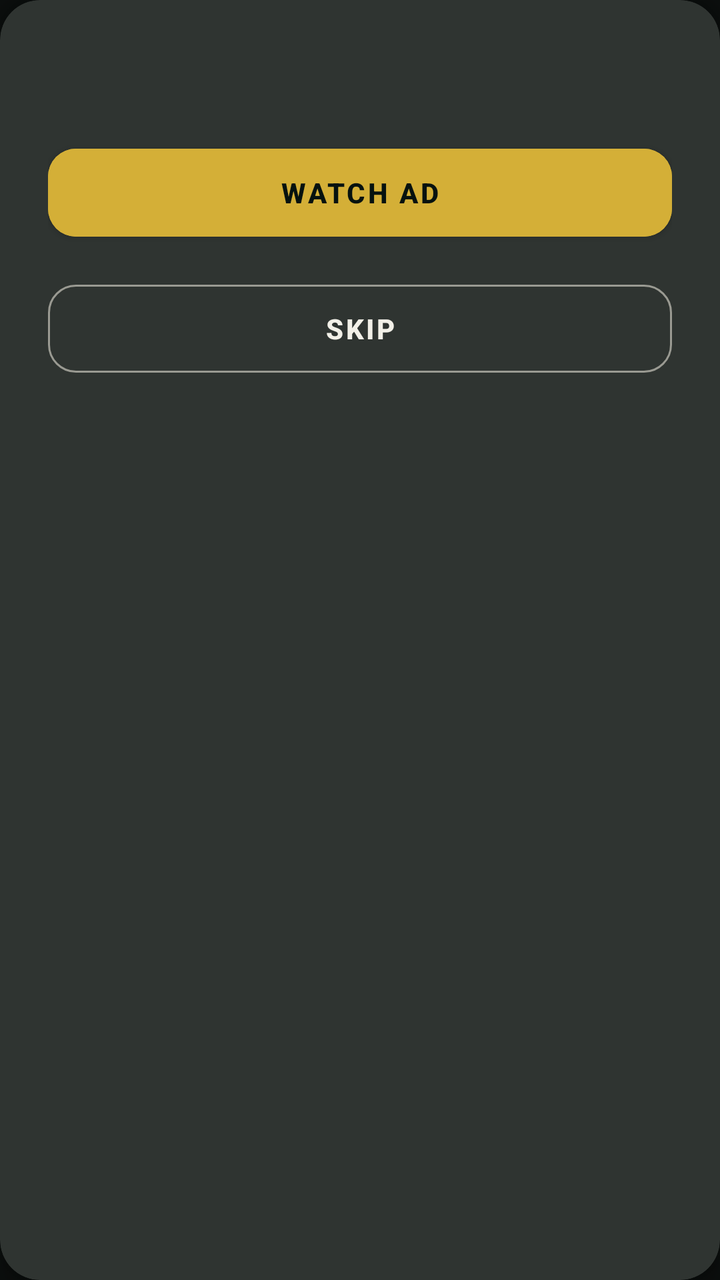
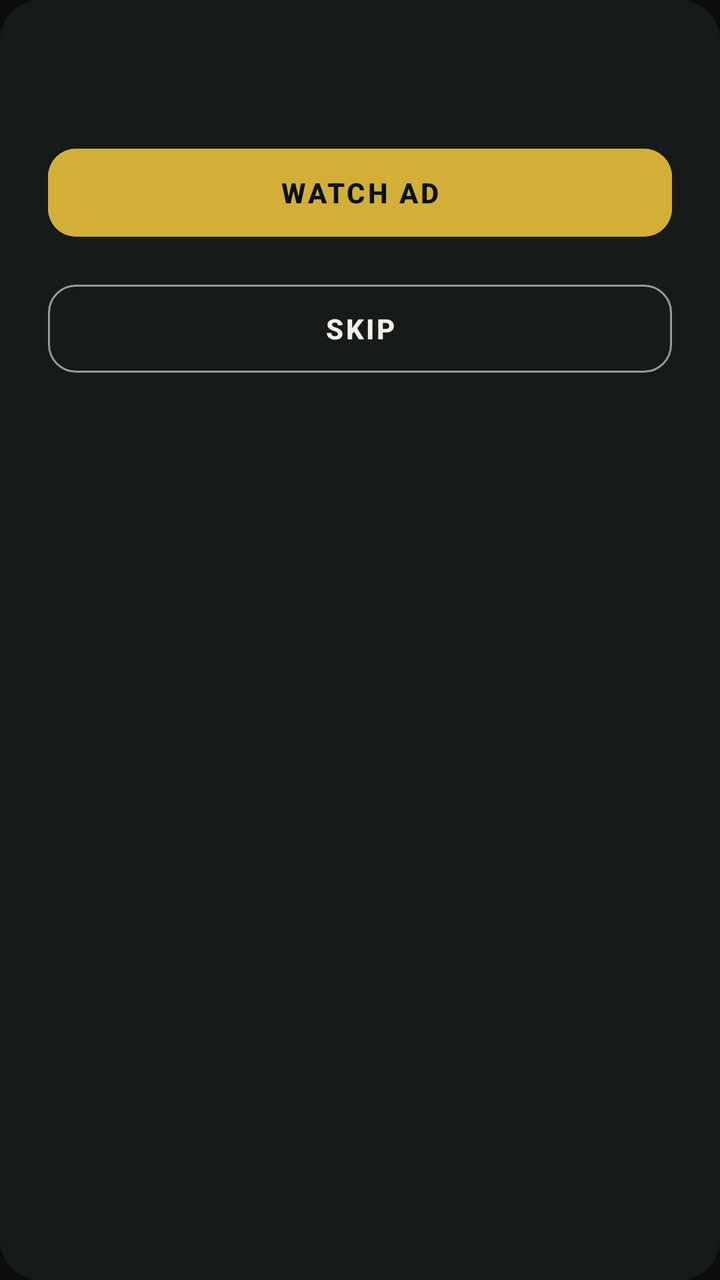

An Android layout rendered at two revisions. The XML below is the earlier revision; the diff shows what the commit changed to produce the second picture.
<!-- AndroidManifest.xml: application theme Theme.PakQuiz -->
<!-- res/layout/dialog_reward_choice.xml -->
<?xml version="1.0" encoding="utf-8"?>
<com.google.android.material.card.MaterialCardView xmlns:android="http://schemas.android.com/apk/res/android"
    xmlns:app="http://schemas.android.com/apk/res-auto"
    android:layout_width="match_parent"
    android:layout_height="wrap_content"
    app:cardCornerRadius="20dp"
    app:cardElevation="8dp"
    app:cardBackgroundColor="@color/surface">

    <LinearLayout
        android:layout_width="match_parent"
        android:layout_height="wrap_content"
        android:orientation="vertical"
        android:padding="24dp">

        <TextView
            android:id="@+id/dialogTitle"
            android:layout_width="match_parent"
            android:layout_height="wrap_content"
            android:gravity="center"
            android:textColor="@color/text_dark"
            android:textSize="18sp"
            android:textStyle="bold" />

        <com.google.android.material.button.MaterialButton
            android:id="@+id/watchAdButton"
            android:layout_width="match_parent"
            android:layout_height="56dp"
            android:layout_marginTop="20dp"
            android:text="WATCH AD"
            android:textColor="@color/primary_dark"
            android:textStyle="bold"
            android:backgroundTint="@color/accent"
            app:cornerRadius="14dp" />

        <com.google.android.material.button.MaterialButton
            android:id="@+id/skipButton"
            android:layout_width="match_parent"
            android:layout_height="56dp"
            android:layout_marginTop="12dp"
            android:text="SKIP"
            android:textColor="@color/text_dark"
            android:textStyle="bold"
            app:strokeColor="@color/text_muted"
            app:strokeWidth="1dp"
            app:cornerRadius="14dp"
            style="@style/Widget.MaterialComponents.Button.OutlinedButton" />

    </LinearLayout>

</com.google.android.material.card.MaterialCardView>
<!-- resources referenced by this layout -->
<resources>
  <color name="accent">#D4AF37</color>
  <color name="primary_dark">#06120F</color>
  <color name="surface">#161B19</color>
  <color name="text_dark">#F2F0E8</color>
  <color name="text_muted">#9A9A92</color>
  <style name="Theme.PakQuiz" parent="Theme.MaterialComponents.NoActionBar">
          <item name="colorPrimary">@color/primary</item>
          <item name="colorPrimaryDark">@color/primary_dark</item>
          <item name="colorAccent">@color/accent</item>
          <item name="colorSurface">@color/surface</item>
          <item name="colorOnSurface">@color/text_dark</item>
          <item name="android:colorBackground">@color/background</item>
          <item name="android:windowBackground">@color/background</item>
          <item name="android:statusBarColor">@color/primary_dark</item>
          <item name="android:textColorPrimary">@color/text_dark</item>
          <item name="android:textColorSecondary">@color/text_muted</item>
      </style>
  <color name="primary">#0F5C46</color>
  <color name="background">#0B0E0D</color>
</resources>

<!-- the commit's change to res/layout/dialog_reward_choice.xml (unified diff, before → after) -->
@@ -1,51 +1,43 @@
 <?xml version="1.0" encoding="utf-8"?>
-<com.google.android.material.card.MaterialCardView xmlns:android="http://schemas.android.com/apk/res/android"
+<LinearLayout xmlns:android="http://schemas.android.com/apk/res/android"
     xmlns:app="http://schemas.android.com/apk/res-auto"
     android:layout_width="match_parent"
     android:layout_height="wrap_content"
-    app:cardCornerRadius="20dp"
-    app:cardElevation="8dp"
-    app:cardBackgroundColor="@color/surface">
+    android:orientation="vertical"
+    android:padding="24dp"
+    android:background="@drawable/dialog_solid_bg">
 
-    <LinearLayout
+    <TextView
+        android:id="@+id/dialogTitle"
         android:layout_width="match_parent"
         android:layout_height="wrap_content"
-        android:orientation="vertical"
-        android:padding="24dp">
+        android:gravity="center"
+        android:textColor="@color/text_dark"
+        android:textSize="18sp"
+        android:textStyle="bold" />
 
-        <TextView
-            android:id="@+id/dialogTitle"
-            android:layout_width="match_parent"
-            android:layout_height="wrap_content"
-            android:gravity="center"
-            android:textColor="@color/text_dark"
-            android:textSize="18sp"
-            android:textStyle="bold" />
+    <com.google.android.material.button.MaterialButton
+        android:id="@+id/watchAdButton"
+        android:layout_width="match_parent"
+        android:layout_height="56dp"
+        android:layout_marginTop="20dp"
+        android:text="WATCH AD"
+        android:textColor="@color/primary_dark"
+        android:textStyle="bold"
+        android:backgroundTint="@color/accent"
+        app:cornerRadius="14dp" />
 
-        <com.google.android.material.button.MaterialButton
-            android:id="@+id/watchAdButton"
-            android:layout_width="match_parent"
-            android:layout_height="56dp"
-            android:layout_marginTop="20dp"
-            android:text="WATCH AD"
-            android:textColor="@color/primary_dark"
-            android:textStyle="bold"
-            android:backgroundTint="@color/accent"
-            app:cornerRadius="14dp" />
+    <com.google.android.material.button.MaterialButton
+        android:id="@+id/skipButton"
+        android:layout_width="match_parent"
+        android:layout_height="56dp"
+        android:layout_marginTop="12dp"
+        android:text="SKIP"
+        android:textColor="@color/text_dark"
+        android:textStyle="bold"
+        app:strokeColor="@color/text_muted"
+        app:strokeWidth="1dp"
+        app:cornerRadius="14dp"
+        style="@style/Widget.MaterialComponents.Button.OutlinedButton" />
 
-        <com.google.android.material.button.MaterialButton
-            android:id="@+id/skipButton"
-            android:layout_width="match_parent"
-            android:layout_height="56dp"
-            android:layout_marginTop="12dp"
-            android:text="SKIP"
-            android:textColor="@color/text_dark"
-            android:textStyle="bold"
-            app:strokeColor="@color/text_muted"
-            app:strokeWidth="1dp"
-            app:cornerRadius="14dp"
-            style="@style/Widget.MaterialComponents.Button.OutlinedButton" />
-
-    </LinearLayout>
-
-</com.google.android.material.card.MaterialCardView>
+</LinearLayout>
<!-- resource entries referenced after the edit -->
@@ -5,6 +5,12 @@
   <color name="surface">#161B19</color>
   <color name="text_dark">#F2F0E8</color>
   <color name="text_muted">#9A9A92</color>
+  <!-- drawable dialog_solid_bg (drawable) -->
+  <shape xmlns:android="http://schemas.android.com/apk/res/android"
+      android:shape="rectangle">
+      <solid android:color="@color/surface" />
+      <corners android:radius="20dp" />
+  </shape>
   <style name="Theme.PakQuiz" parent="Theme.MaterialComponents.NoActionBar">
           <item name="colorPrimary">@color/primary</item>
           <item name="colorPrimaryDark">@color/primary_dark</item>
